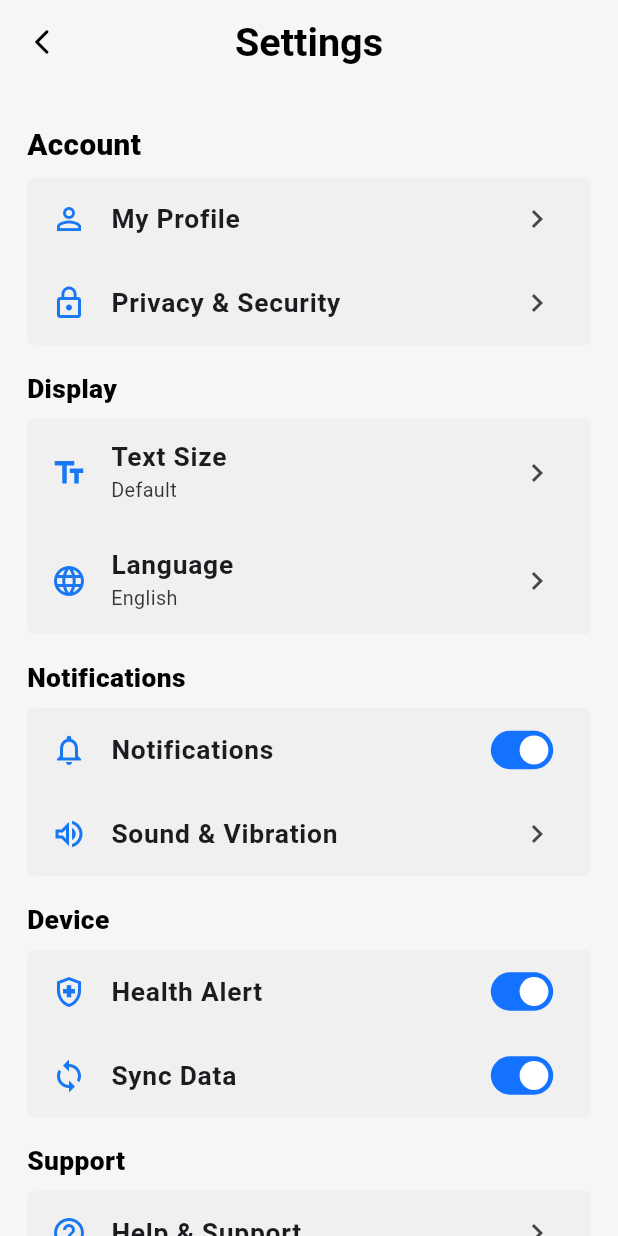
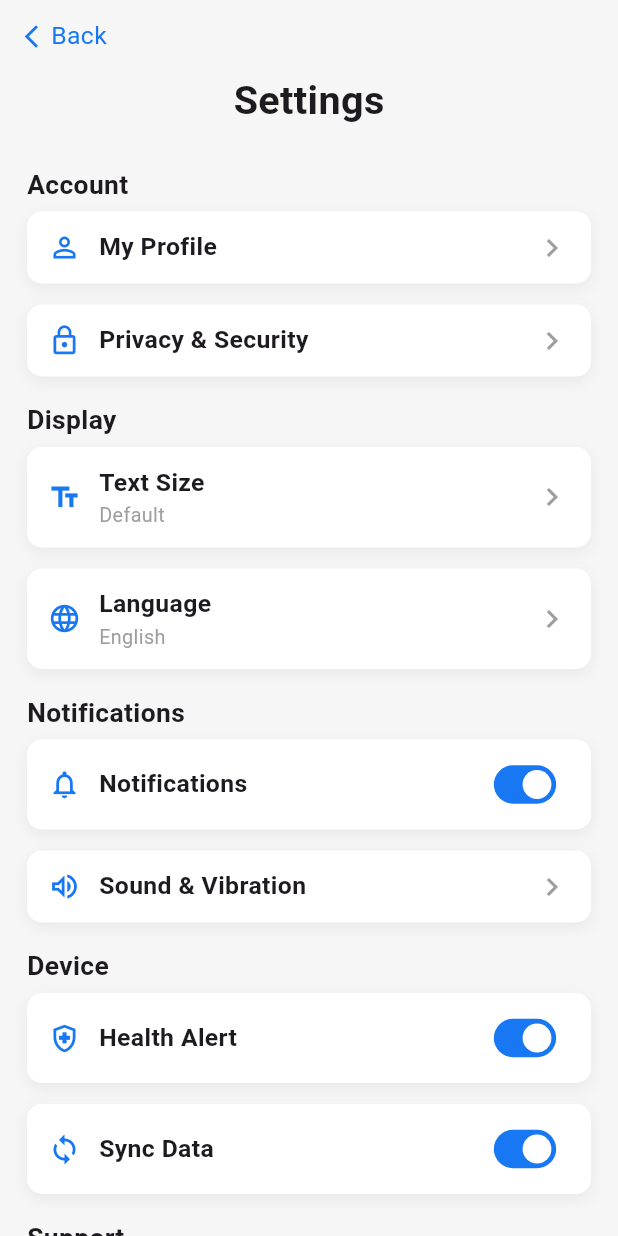
Before and after one commit to Hatuan28104/Care_AI, a Flutter app: the SettingsScreen screen opened directly, on a phone screen of 412 x 824 dp. Run offline on Flutter 3.47's test engine with Material 3 defaults, Android fonts, the phone set to English and light mode, and no system bars; our stand-ins replace firebase_core, firebase_messaging, flutter_blue_plus, flutter_datetime_picker_plus, flutter_slidable, image_picker and 3 more; accounts and stored records are empty; network calls fail.

```diff
--- a/mobile_app/lib/l10n/app_en.arb
+++ b/mobile_app/lib/l10n/app_en.arb
@@ -340,5 +340,8 @@
   "noAlerts": "No alerts",
   "alert": "Alert",
   "notifications": "Notifications",
-  "basicInfo": "Basic Information"
+  "basicInfo": "Basic Information",
+   "messageInfo": "Message details:",
+  "relative": "Relative:",
+  "time": "Time:"
 }
--- a/mobile_app/lib/l10n/app_ja.arb
+++ b/mobile_app/lib/l10n/app_ja.arb
@@ -341,5 +341,8 @@
   },
     "deleteConversation": "会話を削除",
   "confirmDeleteConversation": "この会話を削除してもよろしいですか？",
-  "basicInfo": "基本情報"
+  "basicInfo": "基本情報",
+    "messageInfo": "メッセージ情報:",
+  "relative": "家族:",
+  "time": "時間:"
 }
--- a/mobile_app/lib/l10n/app_localizations.dart
+++ b/mobile_app/lib/l10n/app_localizations.dart
@@ -1940,6 +1940,24 @@ abstract class AppLocalizations {
   /// In en, this message translates to:
   /// **'Basic Information'**
   String get basicInfo;
+
+  /// No description provided for @messageInfo.
+  ///
+  /// In en, this message translates to:
+  /// **'Message details:'**
+  String get messageInfo;
+
+  /// No description provided for @relative.
+  ///
+  /// In en, this message translates to:
+  /// **'Relative:'**
+  String get relative;
+
+  /// No description provided for @time.
+  ///
+  /// In en, this message translates to:
+  /// **'Time:'**
+  String get time;
 }
 
 class _AppLocalizationsDelegate extends LocalizationsDelegate<AppLocalizations> {
--- a/mobile_app/lib/l10n/app_vi.arb
+++ b/mobile_app/lib/l10n/app_vi.arb
@@ -340,5 +340,8 @@
   },
     "deleteConversation": "Xóa cuộc trò chuyện",
   "confirmDeleteConversation": "Bạn có chắc muốn xóa cuộc trò chuyện này không?",
-  "basicInfo": "Thông tin cơ bản"
+  "basicInfo": "Thông tin cơ bản",
+    "messageInfo": "Thông tin tin nhắn:",
+  "relative": "Người thân:",
+  "time": "Thời gian:"
 }
--- a/mobile_app/lib/l10n/app_zh.arb
+++ b/mobile_app/lib/l10n/app_zh.arb
@@ -340,6 +340,9 @@
   "noAlerts": "没有通知",
   "alert": "警报",
   "notifications": "通知",
-  "basicInfo": "基本信息"
+  "basicInfo": "基本信息",
+    "messageInfo": "消息信息:",
+  "relative": "亲属:",
+  "time": "时间:"
 
 }
--- a/mobile_app/lib/screens/settings/settings.dart
+++ b/mobile_app/lib/screens/settings/settings.dart
@@ -3,7 +3,7 @@ import 'package:firebase_messaging/firebase_messaging.dart';
 import 'package:demo_app/screens/settings/profile/my_profile.dart';
 import 'package:demo_app/screens/welcome_screen.dart';
 import '../../app_settings.dart';
-
+import 'package:demo_app/widgets/app_header.dart';
 import 'privacy_security/privacy_security.dart';
 import 'text_size.dart';
 import 'language.dart';
@@ -36,12 +36,6 @@ class _SettingsScreenState extends State<SettingsScreen> {
     'ja': '日本語',
     'zh': '中文',
     'ko': '한국어',
-    'fr': 'Français',
-    'de': 'Deutsch',
-    'es': 'Español',
-    'it': 'Italiano',
-    'pt': 'Português',
-    'ru': 'Русский',
   };
   Future<void> _loadSettings() async {
     try {
@@ -76,24 +70,33 @@ class _SettingsScreenState extends State<SettingsScreen> {
 
     return Scaffold(
       backgroundColor: const Color(0xFFF6F6F6),
-      appBar: _appBar(context),
       body: SafeArea(
+        child: Column(
+          children: [
+            AppHeader(
+              title: context.tr.settings,
+              showBack: true,
+            ),
+            Expanded(
               child: SingleChildScrollView(
                 padding: const EdgeInsets.fromLTRB(18, 10, 18, 18),
                 child: Column(
                   crossAxisAlignment: CrossAxisAlignment.start,
                   children: [
-              _section(context.tr.account, fontSize: 18),
+                    _section(context.tr.account),
                     _card([
                       _item(
                         icon: Icons.person_outline,
                         text: context.tr.myProfile,
                         onTap: () => _go(context, const MyProfileScreen()),
                       ),
+                    ]),
+                    _card([
                       _item(
                         icon: Icons.lock_outline,
                         text: context.tr.privacySecurity,
-                  onTap: () => _go(context, const PrivacySecurityScreen()),
+                        onTap: () =>
+                            _go(context, const PrivacySecurityScreen()),
                       ),
                     ]),
                     _section(context.tr.display),
@@ -104,11 +107,13 @@ class _SettingsScreenState extends State<SettingsScreen> {
                         subtitle: _textSizeLabel(AppSettings.textScale.value),
                         onTap: () => _go(context, const TextSizeScreen()),
                       ),
+                    ]),
+                    _card([
                       _item(
                         icon: Icons.language,
                         text: context.tr.language,
-                  subtitle:
-                      _languageNames[AppSettings.locale.value.languageCode] ??
+                        subtitle: _languageNames[
+                                AppSettings.locale.value.languageCode] ??
                             'English',
                         onTap: () => _go(context, const LanguageScreen()),
                       ),
@@ -121,6 +126,8 @@ class _SettingsScreenState extends State<SettingsScreen> {
                         notifier: AppSettings.notificationOn,
                         settingKey: "notificationOn",
                       ),
+                    ]),
+                    _card([
                       _item(
                         icon: Icons.volume_up_outlined,
                         text: context.tr.soundVibration,
@@ -135,6 +142,8 @@ class _SettingsScreenState extends State<SettingsScreen> {
                         notifier: AppSettings.healthAlertOn,
                         settingKey: "healthAlertOn",
                       ),
+                    ]),
+                    _card([
                       _switchItem(
                         icon: Icons.sync,
                         text: context.tr.syncData,
@@ -156,25 +165,7 @@ class _SettingsScreenState extends State<SettingsScreen> {
                 ),
               ),
             ),
-    );
-  }
-
-  PreferredSizeWidget _appBar(BuildContext context) {
-    return AppBar(
-      backgroundColor: Colors.transparent,
-      elevation: 0,
-      centerTitle: true,
-      leading: IconButton(
-        icon: const Icon(Icons.arrow_back_ios_new_rounded,
-            color: Colors.black, size: 20),
-        onPressed: () => Navigator.pop(context),
-      ),
-      title: Text(
-        context.tr.settings,
-        style: const TextStyle(
-          fontWeight: FontWeight.w700,
-          fontSize: 24,
-          color: Colors.black,
+          ],
         ),
       ),
     );
@@ -182,13 +173,12 @@ class _SettingsScreenState extends State<SettingsScreen> {
 
   Widget _section(String text, {double fontSize = 16}) {
     return Padding(
-      padding: const EdgeInsets.only(bottom: 8, top: 16),
+      padding: const EdgeInsets.only(top: 2, bottom: 6),
       child: Text(
         text,
         style: TextStyle(
           fontSize: fontSize,
-          fontWeight: FontWeight.w800,
-          color: Colors.black,
+          fontWeight: FontWeight.w700,
         ),
       ),
     );
@@ -196,9 +186,17 @@ class _SettingsScreenState extends State<SettingsScreen> {
 
   Widget _card(List<Widget> children) {
     return Container(
+      margin: const EdgeInsets.only(bottom: 14),
       decoration: BoxDecoration(
-        color: const Color(0xF9F0F0F0),
-        borderRadius: BorderRadius.circular(5),
+        color: Colors.white,
+        borderRadius: BorderRadius.circular(10),
+        boxShadow: [
+          BoxShadow(
+            blurRadius: 8,
+            color: Colors.black.withOpacity(0.06),
+            offset: const Offset(0, 3),
+          ),
+        ],
       ),
       child: Column(children: children),
     );
@@ -210,16 +208,41 @@ class _SettingsScreenState extends State<SettingsScreen> {
     String? subtitle,
     required VoidCallback onTap,
   }) {
-    return ListTile(
-      leading: Icon(icon, color: _blue),
-      title: Text(text, style: const TextStyle(fontWeight: FontWeight.w600)),
-      subtitle: subtitle != null
-          ? Text(subtitle,
+    return InkWell(
+      onTap: onTap,
+      borderRadius: BorderRadius.circular(14),
+      child: Padding(
+        padding: const EdgeInsets.symmetric(horizontal: 14, vertical: 12),
+        child: Row(
+          children: [
+            Icon(icon, color: _blue, size: 22),
+            const SizedBox(width: 12),
+            Expanded(
+              child: Column(
+                crossAxisAlignment: CrossAxisAlignment.start,
+                children: [
+                  Text(
+                    text,
                     style: const TextStyle(
-                  fontSize: 12, color: Color.fromARGB(200, 0, 0, 0)))
-          : null,
-      trailing: const Icon(Icons.chevron_right),
-      onTap: onTap,
+                      fontWeight: FontWeight.w600,
+                      fontSize: 15,
+                    ),
+                  ),
+                  if (subtitle != null)
+                    Text(
+                      subtitle,
+                      style: const TextStyle(
+                        fontSize: 12,
+                        color: Colors.grey,
+                      ),
+                    ),
+                ],
+              ),
+            ),
+            const Icon(Icons.chevron_right, color: Colors.grey),
+          ],
+        ),
+      ),
     );
   }
 
@@ -232,30 +255,39 @@ class _SettingsScreenState extends State<SettingsScreen> {
     return ValueListenableBuilder<bool>(
       valueListenable: notifier,
       builder: (_, value, __) {
-        return ListTile(
-          contentPadding: const EdgeInsets.symmetric(horizontal: 16),
-          leading: Icon(icon, color: _blue),
-          title: Text(
+        return Padding(
+          padding: const EdgeInsets.symmetric(horizontal: 14, vertical: 6),
+          child: Row(
+            children: [
+              Icon(icon, color: _blue, size: 22),
+              const SizedBox(width: 12),
+              Expanded(
+                child: Text(
                   text,
-            style: const TextStyle(fontWeight: FontWeight.w600),
+                  style: const TextStyle(
+                    fontWeight: FontWeight.w600,
+                    fontSize: 15,
                   ),
-          trailing: Transform.scale(
+                ),
+              ),
+              Transform.scale(
                 scale: 0.8,
                 child: Switch(
                   value: value,
                   onChanged: (v) async {
                     notifier.value = v;
-
                     try {
                       await SettingsApi.updateSetting(settingKey, v);
                     } catch (e) {
                       notifier.value = !v;
                     }
                   },
-              activeTrackColor: const Color.fromARGB(255, 19, 114, 255),
-              inactiveTrackColor: const Color.fromARGB(255, 218, 217, 217),
-              inactiveThumbColor: Colors.white,
+                  activeColor: Colors.white,
+                  activeTrackColor: _blue,
+                  inactiveTrackColor: Colors.grey.shade300,
                 ),
+              )
+            ],
           ),
         );
       },
```
Also changed, not shown: mobile_app/lib/l10n/app_localizations_en.dart (+9 -0 lines), mobile_app/lib/l10n/app_localizations_ja.dart (+9 -0 lines), mobile_app/lib/l10n/app_localizations_vi.dart (+9 -0 lines), mobile_app/lib/l10n/app_localizations_zh.dart (+9 -0 lines), mobile_app/lib/screens/AuthScreen/login_otp.dart (+9 -0 lines), mobile_app/lib/screens/home/home_conten/alert.dart (+17 -113 lines), mobile_app/lib/screens/home/home_conten/alert_detail.dart (added, +179 -0 lines), 1 other file. Lines whose indentation alone changed are shown as unchanged.
